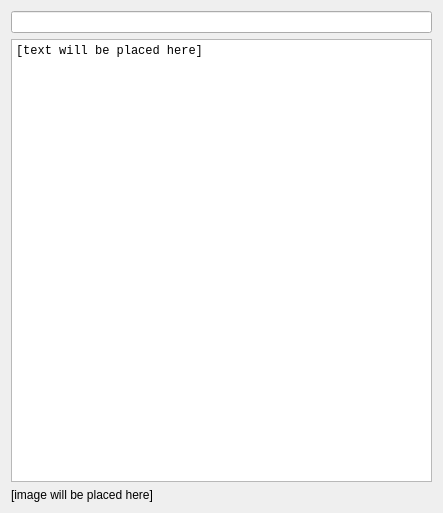
Above: Tools/ToolValentineCardDecrypter/qtvalentinecarddecryptermaindialog.ui from richelbilderbeek/ProjectRichelBilderbeek before the change. Below: the same form after it.
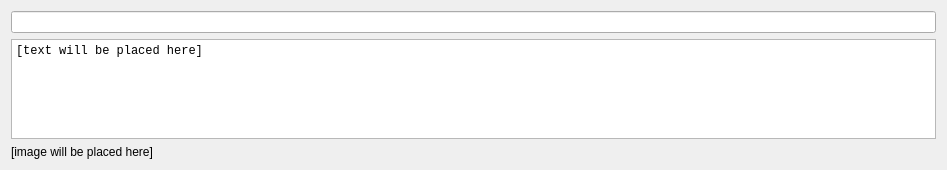
That is the form after the change.

Patch:
```diff
--- a/Tools/ToolValentineCardDecrypter/qtvalentinecarddecryptermaindialog.ui
+++ b/Tools/ToolValentineCardDecrypter/qtvalentinecarddecryptermaindialog.ui
@@ -6,8 +6,8 @@
    <rect>
     <x>0</x>
     <y>0</y>
-    <width>443</width>
-    <height>513</height>
+    <width>947</width>
+    <height>170</height>
    </rect>
   </property>
   <property name="windowTitle">
@@ -24,6 +24,9 @@
        <family>Monospace</family>
       </font>
      </property>
+     <property name="lineWrapMode">
+      <enum>QPlainTextEdit::NoWrap</enum>
+     </property>
      <property name="readOnly">
       <bool>true</bool>
      </property>
```
